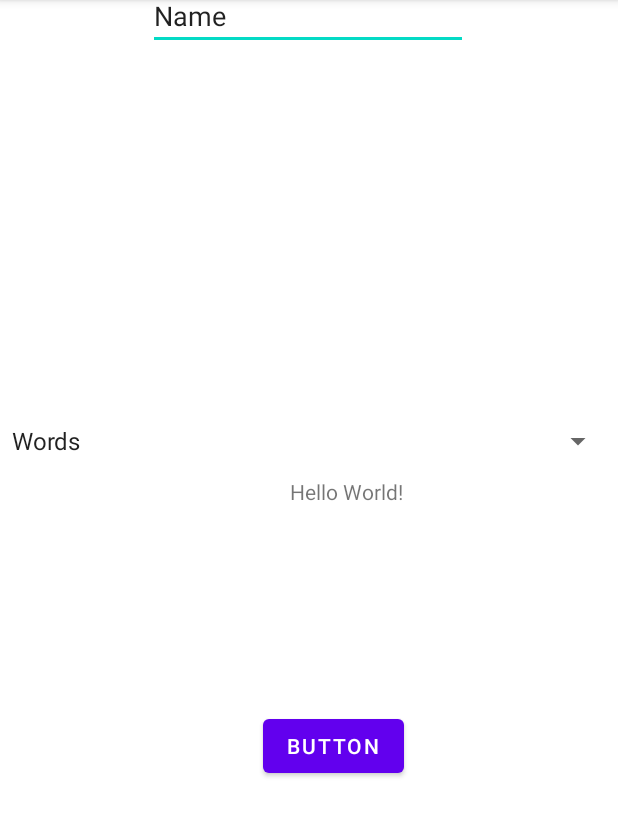
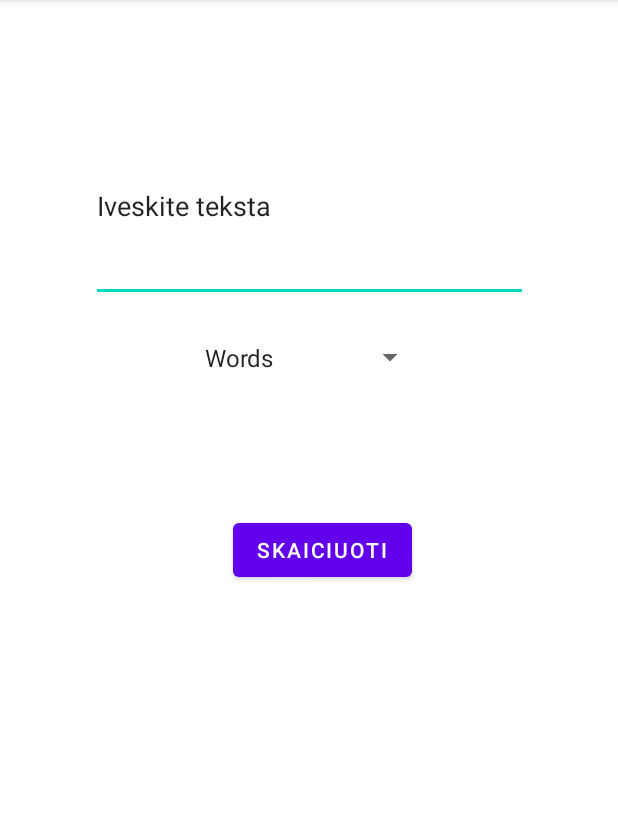
Before and after one commit to IndreATKO/AppTestingIndre, an Android app: the screen it shows after launch (MainActivity), on a phone screen of 412 x 824 dp, the part 84-921 px from its top. Run offline under Robolectric (Android 15) with nearby library versions, the phone set to English and light mode, and no system bars.

Commit message:
Objects Utils Pranesimas Words

```diff
--- a/app/src/main/java/com/example/textcounterindre/MainActivity.java
+++ b/app/src/main/java/com/example/textcounterindre/MainActivity.java
@@ -34,9 +34,14 @@ public class MainActivity extends AppCompatActivity {
     }
 
     public void onBtnCalculateClick(View view) {
-        if(false){
-             if (this.spDropDown.getSelectedItem().toString().equalsIgnoreCase("Words")) {
+        if(txtMain.getText().toString().isEmpty()) {
+            Toast.makeText(this, "Text is empty", Toast.LENGTH_LONG).show();
+            } else {
+                if (this.spDropDown.getSelectedItem().toString().equalsIgnoreCase("Words")) {
 //to do
+                    String text = txtMain.getText().toString();
+                    String[] textArray = text.split(" ");
+                    tvResult.setText("Words: " + textArray.length);
             } else {
                    int charsCount = TextUtils.getCharsCount(this.txtMain.getText().toString());
                    String charsCountFormatted = String.valueOf(charsCount);
@@ -44,8 +49,5 @@ public class MainActivity extends AppCompatActivity {
 
              }
         }
-        else {
-            Toast.makeText(this, "Text is empty", Toast.LENGTH_LONG).show();
-        }
     }
 }
--- a/app/src/main/res/layout/activity_main.xml
+++ b/app/src/main/res/layout/activity_main.xml
@@ -10,50 +10,47 @@
         android:id="@+id/tvResult"
         android:layout_width="wrap_content"
         android:layout_height="wrap_content"
-        android:text="Hello World!"
         app:layout_constraintBottom_toBottomOf="parent"
-        app:layout_constraintHorizontal_bias="0.574"
+        app:layout_constraintHorizontal_bias="0.498"
         app:layout_constraintLeft_toLeftOf="parent"
         app:layout_constraintRight_toRightOf="parent"
         app:layout_constraintTop_toTopOf="parent"
-        app:layout_constraintVertical_bias="0.425" />
+        app:layout_constraintVertical_bias="0.424" />
 
     <EditText
         android:id="@+id/txtMain"
-        android:layout_width="wrap_content"
-        android:layout_height="wrap_content"
+        android:layout_width="291dp"
+        android:layout_height="127dp"
         android:ems="10"
-        android:text="Name"
-        app:layout_constraintBottom_toBottomOf="@+id/txtMain"
+        android:text="Iveskite teksta"
+        app:layout_constraintBottom_toBottomOf="parent"
         app:layout_constraintEnd_toEndOf="parent"
-        app:layout_constraintHorizontal_bias="0.497"
         app:layout_constraintStart_toStartOf="parent"
         app:layout_constraintTop_toTopOf="parent"
-        app:layout_constraintVertical_bias="0.26" />
+        app:layout_constraintVertical_bias="0.115" />
 
     <Button
         android:id="@+id/btnCalculate"
         android:layout_width="wrap_content"
         android:layout_height="wrap_content"
-        android:text="Button"
         android:onClick="onBtnCalculateClick"
+        android:text="Skaiciuoti"
         app:layout_constraintBottom_toBottomOf="parent"
         app:layout_constraintEnd_toEndOf="parent"
-        app:layout_constraintHorizontal_bias="0.552"
+        app:layout_constraintHorizontal_bias="0.53"
         app:layout_constraintStart_toStartOf="parent"
         app:layout_constraintTop_toBottomOf="@+id/txtMain"
-        app:layout_constraintVertical_bias="0.641" />
+        app:layout_constraintVertical_bias="0.273" />
 
     <Spinner
         android:id="@+id/spDropDown"
-        android:layout_width="409dp"
-        android:layout_height="wrap_content"
+        android:layout_width="155dp"
+        android:layout_height="50dp"
         android:minHeight="48dp"
         app:layout_constraintBottom_toTopOf="@+id/tvResult"
         app:layout_constraintEnd_toEndOf="parent"
-        app:layout_constraintHorizontal_bias="0.0"
         app:layout_constraintStart_toStartOf="parent"
         app:layout_constraintTop_toBottomOf="@+id/txtMain"
-        app:layout_constraintVertical_bias="1.0" />
+        app:layout_constraintVertical_bias="0.181" />
 
 </androidx.constraintlayout.widget.ConstraintLayout>
```
